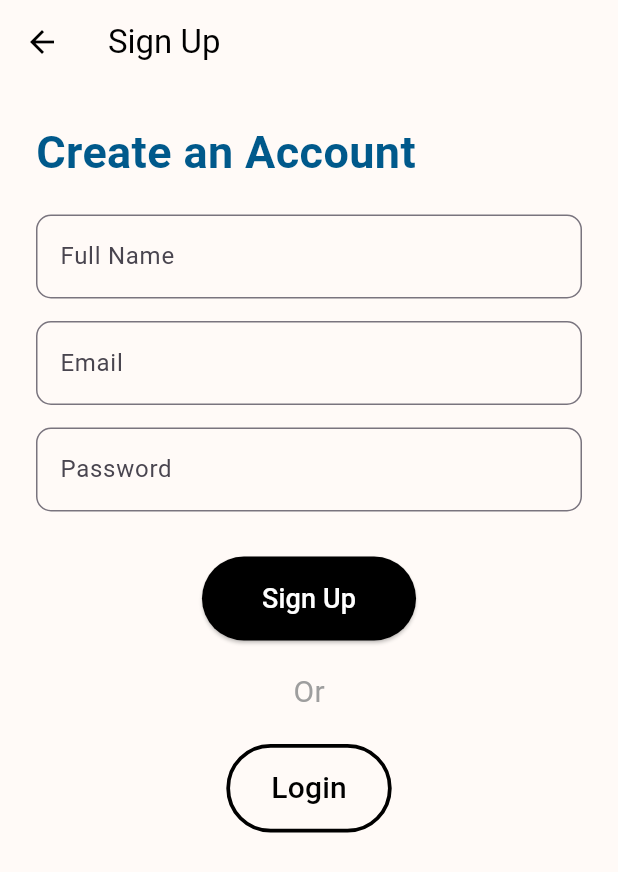
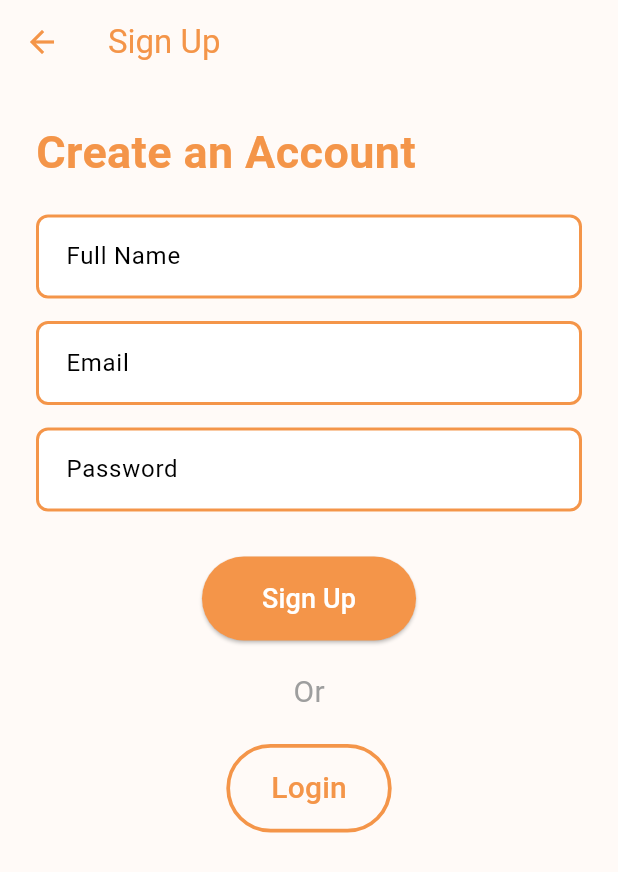
Before and after one commit to sapatmohit/SpeakNinja, a Flutter app: the screen it shows after launch, after a tap on "LOGIN", after a tap on "SIGN UP", on a phone screen of 412 x 824 dp. Shown: the top 872 px of the screen. Run offline on Flutter 3.47's test engine with Material 3 defaults, Android fonts, the phone set to English and light mode, and no system bars; our stand-ins replace flutter_tts, font_awesome_flutter, image_picker, speech_to_text.

Commit message:
Commit msg

```diff
--- a/lib/interest.dart
+++ b/lib/interest.dart
@@ -111,10 +111,10 @@ class _InterestSelectionPageState extends State<InterestSelectionPage> {
                 ),
                 onPressed: selectedInterests.length >= 3
                     ? () {
-                        Navigator.push(
-                          context,
-                          MaterialPageRoute(builder: (context) => const Time()),
-                        );
+                        // Navigator.push(
+                        //   context,
+                        //   MaterialPageRoute(builder: (context) => const Time()),
+                        // );
                       }
                     : null,
                 child: Text("Next", style: TextStyle(color: Colors.white)),
--- a/lib/login.dart
+++ b/lib/login.dart
@@ -64,7 +64,7 @@ class _LoginScreenState extends State<LoginScreen> {
                           ),
                         ),
                         TextFormField(
-                          cursorColor: Colors.white,
+                          cursorColor: Color(0xFFf49549),
                           controller: _emailController,
                           style: TextStyle(
                             color: Colors.black,
@@ -113,7 +113,7 @@ class _LoginScreenState extends State<LoginScreen> {
                           ),
                         ),
                         TextFormField(
-                          cursorColor: Colors.white,
+                          cursorColor: Color(0xFFf49549),
                           controller: _passwordController,
                           obscureText: true,
                           style: TextStyle(color: Colors.black),
@@ -180,7 +180,7 @@ class _LoginScreenState extends State<LoginScreen> {
                           ),
                         ),
                         SizedBox(height: 30),
-                        Text("Or Signup",
+                        Text("Or",
                             style: TextStyle(
                               color: Colors.black45,
                               fontSize: 20,
--- a/lib/signup.dart
+++ b/lib/signup.dart
@@ -1,5 +1,6 @@
 import 'package:flutter/material.dart';
 import 'login.dart';
+import 'username.dart';
 
 class SignupScreen extends StatefulWidget {
   @override
@@ -23,15 +24,24 @@ class _SignupScreenState extends State<SignupScreen> {
     }
   }
 
+  void _login() {
+    if (_formKey.currentState!.validate()) {
+      Navigator.pushReplacement(
+        context,
+        MaterialPageRoute(builder: (context) => UsernameScreen()),
+      );
+    }
+  }
+
   @override
   Widget build(BuildContext context) {
     return Scaffold(
       backgroundColor: Color(0xFFFFFAF7),
       appBar: AppBar(
-        title: Text("Sign Up", style: TextStyle(color: Colors.black)),
+        title: Text("Sign Up", style: TextStyle(color: Color(0xFFf49549))),
         backgroundColor: Colors.transparent,
         elevation: 0,
-        iconTheme: IconThemeData(color: Colors.black),
+        iconTheme: IconThemeData(color: Color(0xFFf49549)),
       ),
       body: Padding(
         padding: const EdgeInsets.all(24.0),
@@ -44,14 +54,34 @@ class _SignupScreenState extends State<SignupScreen> {
                   style: TextStyle(
                       fontSize: 30,
                       fontWeight: FontWeight.bold,
-                      color: Color(0xFF00598B))),
+                      color: Color(0xFFf49549))),
               SizedBox(height: 20),
               TextFormField(
                 controller: _nameController,
                 decoration: InputDecoration(
                   hintText: "Full Name",
+                  filled: true,
+                  // fillColor: Color(0xFFf49549),
+                  fillColor: Colors.white,
+                  hintStyle: TextStyle(color: Colors.black),
                   border: OutlineInputBorder(
-                      borderRadius: BorderRadius.circular(10)),
+                    borderRadius: BorderRadius.circular(8),
+                  ),
+                  enabledBorder: OutlineInputBorder(
+                    borderRadius: BorderRadius.circular(8),
+                    borderSide: BorderSide(
+                        color: Color(0xFFf49549), width: 2),
+                  ),
+                  focusedBorder: OutlineInputBorder(
+                    borderRadius: BorderRadius.circular(8),
+                    borderSide: BorderSide(
+                      color: Color(0xFFf49549),
+                      // Ensure focused color matches
+                      width: 2,
+                    ),
+                  ),
+                  contentPadding: EdgeInsets.symmetric(
+                      horizontal: 16, vertical: 16),
                 ),
                 validator: (value) =>
                     value!.isEmpty ? "Please enter your name" : null,
@@ -61,8 +91,28 @@ class _SignupScreenState extends State<SignupScreen> {
                 controller: _emailController,
                 decoration: InputDecoration(
                   hintText: "Email",
+                  filled: true,
+                  // fillColor: Color(0xFFf49549),
+                  fillColor: Colors.white,
+                  hintStyle: TextStyle(color: Colors.black),
                   border: OutlineInputBorder(
-                      borderRadius: BorderRadius.circular(10)),
+                    borderRadius: BorderRadius.circular(8),
+                  ),
+                  enabledBorder: OutlineInputBorder(
+                    borderRadius: BorderRadius.circular(8),
+                    borderSide: BorderSide(
+                        color: Color(0xFFf49549), width: 2),
+                  ),
+                  focusedBorder: OutlineInputBorder(
+                    borderRadius: BorderRadius.circular(8),
+                    borderSide: BorderSide(
+                      color: Color(0xFFf49549),
+                      // Ensure focused color matches
+                      width: 2,
+                    ),
+                  ),
+                  contentPadding: EdgeInsets.symmetric(
+                      horizontal: 16, vertical: 16),
                 ),
                 validator: (value) =>
                     value!.contains('@') ? null : "Enter a valid email",
@@ -73,8 +123,28 @@ class _SignupScreenState extends State<SignupScreen> {
                 obscureText: true,
                 decoration: InputDecoration(
                   hintText: "Password",
+                  filled: true,
+                  // fillColor: Color(0xFFf49549),
+                  fillColor: Colors.white,
+                  hintStyle: TextStyle(color: Colors.black),
                   border: OutlineInputBorder(
-                      borderRadius: BorderRadius.circular(10)),
+                    borderRadius: BorderRadius.circular(8),
+                  ),
+                  enabledBorder: OutlineInputBorder(
+                    borderRadius: BorderRadius.circular(8),
+                    borderSide: BorderSide(
+                        color: Color(0xFFf49549), width: 2),
+                  ),
+                  focusedBorder: OutlineInputBorder(
+                    borderRadius: BorderRadius.circular(8),
+                    borderSide: BorderSide(
+                      color: Color(0xFFf49549),
+                      // Ensure focused color matches
+                      width: 2,
+                    ),
+                  ),
+                  contentPadding: EdgeInsets.symmetric(
+                      horizontal: 16, vertical: 16),
                 ),
                 validator: (value) => value!.length >= 6
                     ? null
@@ -83,9 +153,9 @@ class _SignupScreenState extends State<SignupScreen> {
               SizedBox(height: 30),
               Center(
                 child: ElevatedButton(
-                  onPressed: _signup,
+                  onPressed: _login,
                   style: ElevatedButton.styleFrom(
-                    backgroundColor: Colors.black,
+                    backgroundColor: Color(0xFFf49549),
                     padding: EdgeInsets.symmetric(horizontal: 40, vertical: 15),
                     shape: RoundedRectangleBorder(
                       borderRadius: BorderRadius.circular(50),
@@ -113,13 +183,12 @@ class _SignupScreenState extends State<SignupScreen> {
                       );
                     },
                     style: OutlinedButton.styleFrom(
-                      side: BorderSide(color: Colors.black, width: 2.5),
-                      padding:
-                          EdgeInsets.symmetric(horizontal: 30, vertical: 15),
+                      side: BorderSide(color: Color(0xFFf49549), width: 2.5),
+                      padding: EdgeInsets.symmetric(horizontal: 30, vertical: 15),
                     ),
                     child: Text(
                       "Login",
-                      style: TextStyle(color: Colors.black, fontSize: 20),
+                      style: TextStyle(color: Color(0xFFf49549), fontSize: 20),
                     )),
               ),
             ],
```
